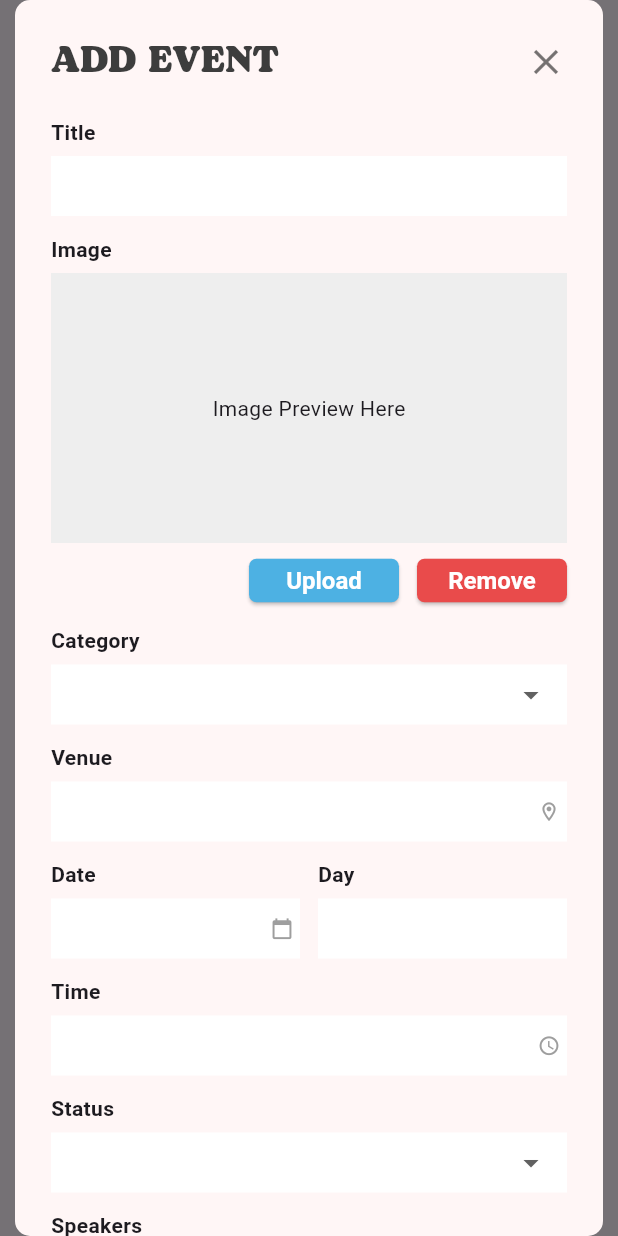
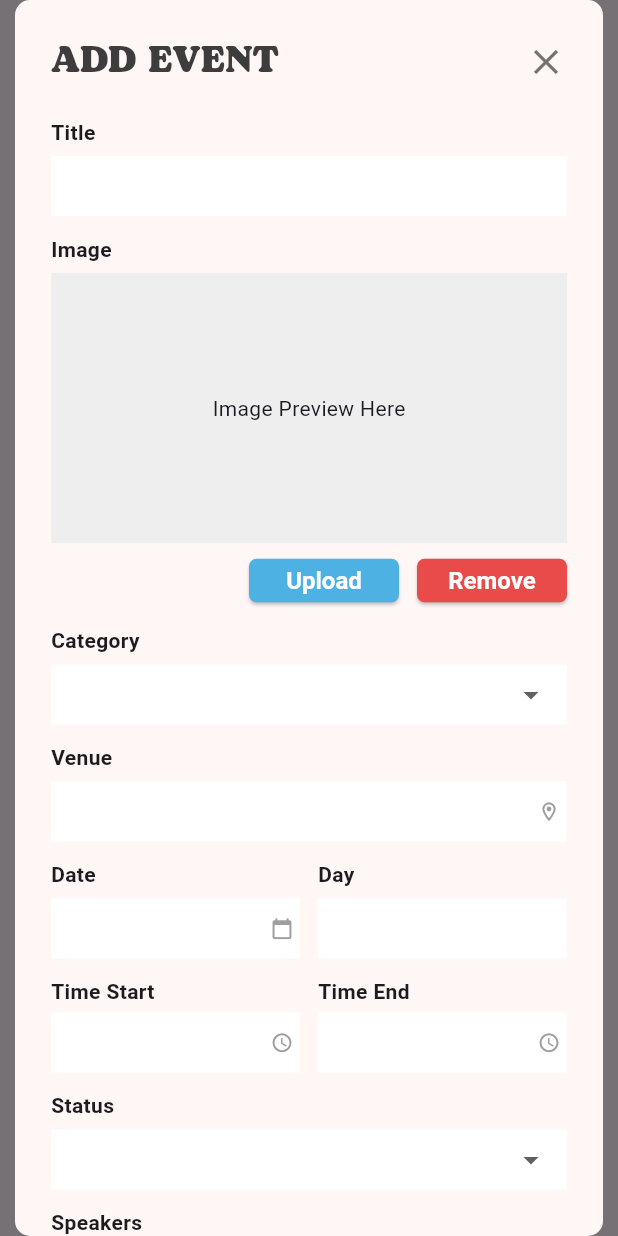
Before and after one commit to afgeloo/TK-MobApp, a Flutter app: what showAddEventDialog() shows on an empty page, opened directly, on a phone screen of 412 x 824 dp. Run offline on Flutter 3.47's test engine with Material 3 defaults, Android fonts, the phone set to English and light mode, and no system bars; our stand-ins replace flutter_widget_from_html, google_maps_flutter, image_picker; network calls fail.

Commit message:
feat: Added time end in events add

```diff
--- a/tara_kabataan_mobapp/lib/events.dart
+++ b/tara_kabataan_mobapp/lib/events.dart
@@ -282,13 +282,23 @@ class EventsPage extends StatelessWidget {
                                   return AlertDialog(
                                     backgroundColor: const Color(0xFFFFF6F6),
                                     shape: RoundedRectangleBorder(
-                                      borderRadius: BorderRadius.circular(20),
+                                      borderRadius: BorderRadius.circular(10),
                                     ),
                                     contentPadding: const EdgeInsets.all(24),
                                     content: SingleChildScrollView(
                                       child: Column(
+                                        mainAxisSize: MainAxisSize.min,
                                         crossAxisAlignment: CrossAxisAlignment.start,
                                         children: [
+                                          Row(
+                                            mainAxisAlignment: MainAxisAlignment.end,
+                                            children: [
+                                              IconButton(
+                                                icon: const Icon(Icons.close, color: Colors.black54),
+                                                onPressed: () => Navigator.of(context).pop(),
+                                              ),
+                                            ],
+                                          ),
                                           if (event['image_url'] != null && event['image_url'].toString().isNotEmpty)
                                             SizedBox(
                                               height: 180,
@@ -320,12 +330,6 @@ class EventsPage extends StatelessWidget {
                                         ],
                                       ),
                                     ),
-                                    actions: [
-                                      TextButton(
-                                        onPressed: () => Navigator.of(context).pop(),
-                                        child: const Text("Close"),
-                                      ),
-                                    ],
                                   );
                                 },
                               );
@@ -471,6 +475,7 @@ Future<void> showAddEventDialog(BuildContext context) async {
   final TextEditingController dateController = TextEditingController();
   final TextEditingController dayController = TextEditingController();
   final TextEditingController timeController = TextEditingController();
+  final TextEditingController timeControllerEnd = TextEditingController();
 
 
   await showDialog(
@@ -699,12 +704,17 @@ Future<void> showAddEventDialog(BuildContext context) async {
                       ),
 
                       const SizedBox(height: 12),
-
-                      // Time
-                      const Text('Time', style: TextStyle(fontWeight: FontWeight.bold)),
-                      const SizedBox(height: 6),
+                      Row(
+                        children: [
+                          // Start Time
+                          Expanded(
+                            child: Column(
+                              crossAxisAlignment: CrossAxisAlignment.start,
+                              children: [
+                                const Text('Time Start', style: TextStyle(fontWeight: FontWeight.bold)),
+                                const SizedBox(height: 4),
                                 TextField(
-                        controller: timeController,
+                                  controller: timeController, // reuse or rename to startTimeController
                                   readOnly: true,
                                   onTap: () async {
                                     final TimeOfDay? picked = await showTimePicker(
@@ -712,7 +722,6 @@ Future<void> showAddEventDialog(BuildContext context) async {
                                       initialTime: TimeOfDay.now(),
                                     );
                                     if (picked != null) {
-                            // Combine picked time with selected date
                                       final selectedDate = DateFormat("MM/dd/yyyy").parse(dateController.text);
                                       final pickedDateTime = DateTime(
                                         selectedDate.year,
@@ -722,31 +731,100 @@ Future<void> showAddEventDialog(BuildContext context) async {
                                         picked.minute,
                                       );
 
-                            final now = DateTime.now();
-                            if (pickedDateTime.isBefore(now)) {
+                                      if (pickedDateTime.isBefore(DateTime.now())) {
                                         ScaffoldMessenger.of(context).showSnackBar(
-                                const SnackBar(content: Text("Time cannot be in the past.")),
+                                          const SnackBar(content: Text("Start time cannot be in the past.")),
                                         );
                                         return;
                                       }
 
+                                      setModalState(() {
                                         timeController.text = picked.format(context);
+                                      });
                                     }
                                   },
-                        decoration: InputDecoration(
+                                  decoration: const InputDecoration(
                                     filled: true,
                                     fillColor: Colors.white,
                                     border: InputBorder.none,
                                     isDense: true,
                                     contentPadding: EdgeInsets.symmetric(horizontal: 12, vertical: 8),
-                          suffixIcon: const Icon(Icons.access_time, size: 15, color: Colors.grey),
-                          suffixIconConstraints: const BoxConstraints(
-                            minHeight: 24,
-                            minWidth: 24,
-                            maxHeight: 24,
-                            maxWidth: 24,
+                                    suffixIcon: Icon(Icons.access_time, size: 15, color: Colors.grey),
+                                    suffixIconConstraints: BoxConstraints(minHeight: 24, minWidth: 24),
                                   ),
                                 ),
+                              ],
+                            ),
+                          ),
+                          const SizedBox(width: 12),
+                          // End Time
+                          Expanded(
+                            child: Column(
+                              crossAxisAlignment: CrossAxisAlignment.start,
+                              children: [
+                                const Text('Time End', style: TextStyle(fontWeight: FontWeight.bold)),
+                                const SizedBox(height: 4),
+                                TextField(
+                                  controller: timeControllerEnd, // create this controller above
+                                  readOnly: true,
+                                  onTap: () async {
+                                    final TimeOfDay? picked = await showTimePicker(
+                                      context: context,
+                                      initialTime: TimeOfDay.now(),
+                                    );
+                                    if (picked != null) {
+                                      try {
+                                        final selectedDate = DateFormat("MM/dd/yyyy").parse(dateController.text);
+                                        final startTime = TimeOfDay.fromDateTime(
+                                          DateFormat.jm().parse(timeController.text),
+                                        );
+
+                                        final pickedStart = DateTime(
+                                          selectedDate.year,
+                                          selectedDate.month,
+                                          selectedDate.day,
+                                          startTime.hour,
+                                          startTime.minute,
+                                        );
+                                        final pickedEnd = DateTime(
+                                          selectedDate.year,
+                                          selectedDate.month,
+                                          selectedDate.day,
+                                          picked.hour,
+                                          picked.minute,
+                                        );
+
+                                        if (pickedEnd.isBefore(pickedStart)) {
+                                          ScaffoldMessenger.of(context).showSnackBar(
+                                            const SnackBar(content: Text("End time cannot be before start time.")),
+                                          );
+                                          return;
+                                        }
+
+                                        setModalState(() {
+                                          timeControllerEnd.text = picked.format(context);
+                                        });
+                                      } catch (_) {
+                                        ScaffoldMessenger.of(context).showSnackBar(
+                                          const SnackBar(content: Text("Please select the start time first.")),
+                                        );
+                                      }
+                                    }
+                                  },
+                                  decoration: const InputDecoration(
+                                    filled: true,
+                                    fillColor: Colors.white,
+                                    border: InputBorder.none,
+                                    isDense: true,
+                                    contentPadding: EdgeInsets.symmetric(horizontal: 12, vertical: 8),
+                                    suffixIcon: Icon(Icons.access_time, size: 15, color: Colors.grey),
+                                    suffixIconConstraints: BoxConstraints(minHeight: 24, minWidth: 24),
+                                  ),
+                                ),
+                              ],
+                            ),
+                          ),
+                        ],
                       ),
                       const SizedBox(height: 12),
                       const Text('Status', style: TextStyle(fontWeight: FontWeight.bold)),
@@ -820,7 +898,7 @@ Future<void> showAddEventDialog(BuildContext context) async {
                                 "category": selectedCategory ?? "Uncategorized",
                                 "event_date": dateController.text,
                                 "event_start_time": timeController.text,
-                                "event_end_time": timeController.text,
+                                "event_end_time": timeControllerEnd.text,
                                 "event_venue": venueController.text,
                                 "event_status": selectedStatus ?? "UPCOMING",
                                 "event_speakers": speakerController.text,
```
Lines whose indentation alone changed are shown as unchanged.
